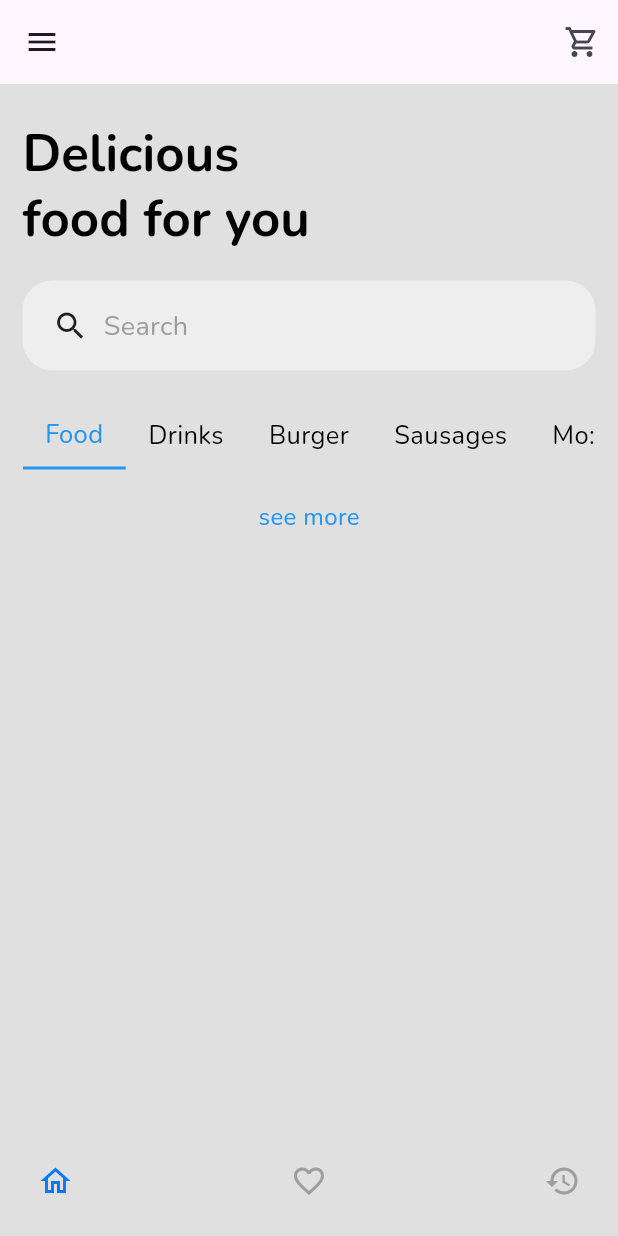
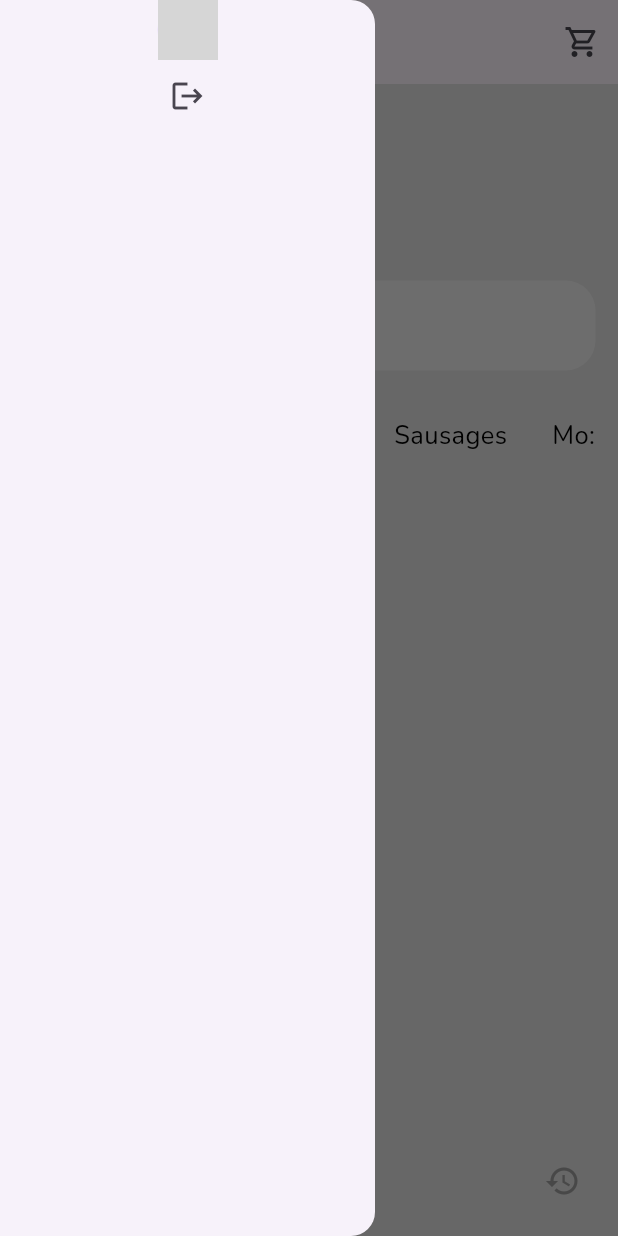
Before and after one commit to bgyn/Food-Ordering-App, a Flutter app: the screen it shows once a user with an empty profile is signed in, with the side drawer open (before the commit the screen has no drawer), on a phone screen of 412 x 824 dp. Run offline on Flutter 3.47's test engine with Material 3 defaults, Android fonts, the phone set to English and light mode, and no system bars; drawn by our look-alikes of google_nav_bar; our stand-ins replace cached_network_image, cloud_firestore, firebase_auth, firebase_core, flutter_riverpod, fpdart and 1 more; accounts and stored records are empty; network calls fail; grey boxes are pictures that could not be loaded.

Commit message:
solved profile drawer error

```diff
--- a/lib/core/constants/constants.dart
+++ b/lib/core/constants/constants.dart
@@ -17,3 +17,5 @@ const menuList = [
   'Pizza',
   'Pasta',
 ];
+
+const defaultProfilePic = 'assets/images/user.png';
--- a/lib/features/auth/repository/auth_repository.dart
+++ b/lib/features/auth/repository/auth_repository.dart
@@ -53,7 +53,11 @@ class AuthRepository {
       if (credential.additionalUserInfo!.isNewUser) {
         userModel = UserModel(
           uid: credential.user!.uid,
+          name: credential.user!.displayName ?? "Untitled",
           email: email,
+          address: 'Untitled',
+          phoneNo: credential.user!.phoneNumber ?? 'Untitled',
+          profilePic: null,
           cart: [],
         );
         await _user.doc(credential.user!.uid).set(userModel.toMap());
--- /dev/null
+++ b/lib/features/home/drawer/profile_drawer.dart
@@ -0,0 +1,37 @@
+import 'package:flutter/material.dart';
+import 'package:flutter_riverpod/flutter_riverpod.dart';
+import 'package:food_app/features/auth/controller/auth_controller.dart';
+
+class ProfileDrawer extends ConsumerWidget {
+  const ProfileDrawer({super.key});
+  void logout(WidgetRef ref) {
+    ref.read(authControllerProvider.notifier).logOut();
+  }
+
+  @override
+  Widget build(BuildContext context, WidgetRef ref) {
+    final user = ref.read(userProvider);
+    return Drawer(
+      width: 250,
+      child: SafeArea(
+        child: Column(
+          children: [
+            user?.profilePic == null
+                ? SizedBox(
+                    child: Image.asset(
+                      'assets/images/user.png',
+                    ),
+                  )
+                : CircleAvatar(
+                    backgroundImage: NetworkImage(user!.profilePic!),
+                  ),
+            IconButton(
+              onPressed: () => logout(ref),
+              icon: const Icon(Icons.logout),
+            )
+          ],
+        ),
+      ),
+    );
+  }
+}
--- a/lib/features/home/screen/bottom_nav.dart
+++ b/lib/features/home/screen/bottom_nav.dart
@@ -2,6 +2,7 @@ import 'package:flutter/material.dart';
 import 'package:flutter_riverpod/flutter_riverpod.dart';
 import 'package:food_app/core/constants/constants.dart';
 import 'package:food_app/features/home/controller/tab_controller.dart';
+import 'package:food_app/features/home/drawer/profile_drawer.dart';
 import 'package:google_nav_bar/google_nav_bar.dart';
 import 'package:routemaster/routemaster.dart';
 
@@ -12,19 +13,23 @@ class BottomNav extends ConsumerWidget {
     Routemaster.of(context).push('/cart');
   }
 
+  void displayDrawer(BuildContext context) {
+    Scaffold.of(context).openDrawer();
+  }
+
   @override
   Widget build(BuildContext context, WidgetRef ref) {
     const screen = widgetList;
     int index = ref.watch(tabControllerProvider);
     return Scaffold(
       appBar: AppBar(
-        leading: IconButton(onPressed: () {}, icon: const Icon(Icons.menu)),
         actions: [
           IconButton(
               onPressed: () => navigateToCartScreen(context),
               icon: const Icon(Icons.shopping_cart_outlined))
         ],
       ),
+      drawer: const ProfileDrawer(),
       body: screen[index],
       bottomNavigationBar: GNav(
         activeColor: Theme.of(context).primaryColor,
--- a/lib/model/user_model.dart
+++ b/lib/model/user_model.dart
@@ -2,18 +2,18 @@ import 'package:flutter/foundation.dart';
 
 class UserModel {
   final String uid;
-  final String? name;
+  final String name;
   final String email;
-  final String? address;
-  final String? phoneNo;
-  final String? profilePic;
+  final String address;
+  final String phoneNo;
+  String? profilePic;
   final List<String> cart;
   UserModel({
     required this.uid,
-    this.name,
+    required this.name,
     required this.email,
-    this.address,
-    this.phoneNo,
+    required this.address,
+    required this.phoneNo,
     this.profilePic,
     required this.cart,
   });
@@ -57,7 +57,7 @@ class UserModel {
         email: map['email'] ?? '',
         address: map['address'] ?? '',
         phoneNo: map['phoneNo'] ?? '',
-        profilePic: map['profilePic'] ?? '',
+        profilePic: map['profilePic'],
         cart: List<String>.from(
           (map['cart'] ?? []),
         ));
--- a/pubspec.yaml
+++ b/pubspec.yaml
@@ -74,6 +74,7 @@ flutter:
     - assets/images/bank.png
     - assets/images/credit-card.png
     - assets/images/delivery.png
+    - assets/images/user.png
 
   # An image asset can refer to one or more resolution-specific "variants", see
   # https://flutter.dev/assets-and-images/#resolution-aware
```
Also changed, not shown: assets/images/user.png (added).
